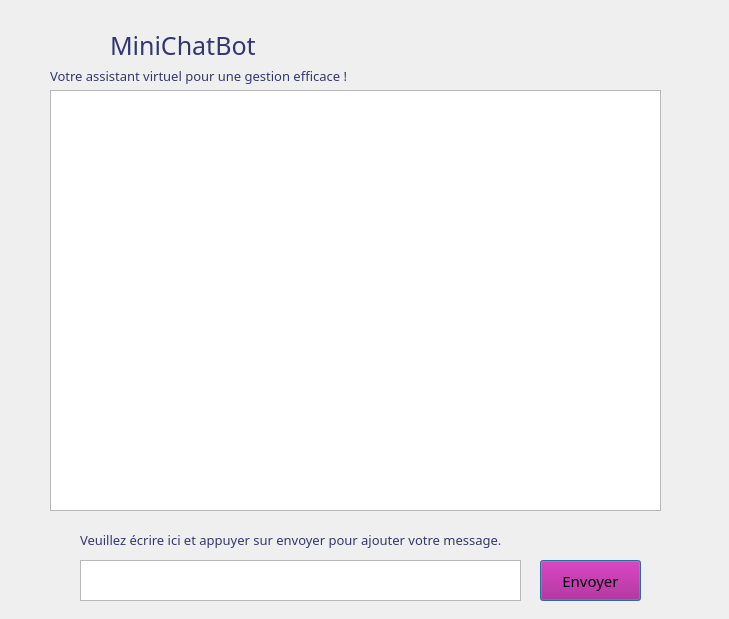
Esprit-UP-Algo/projetcpp-2a25-s1-smart-driving-school, file chat.ui: the form before one commit.
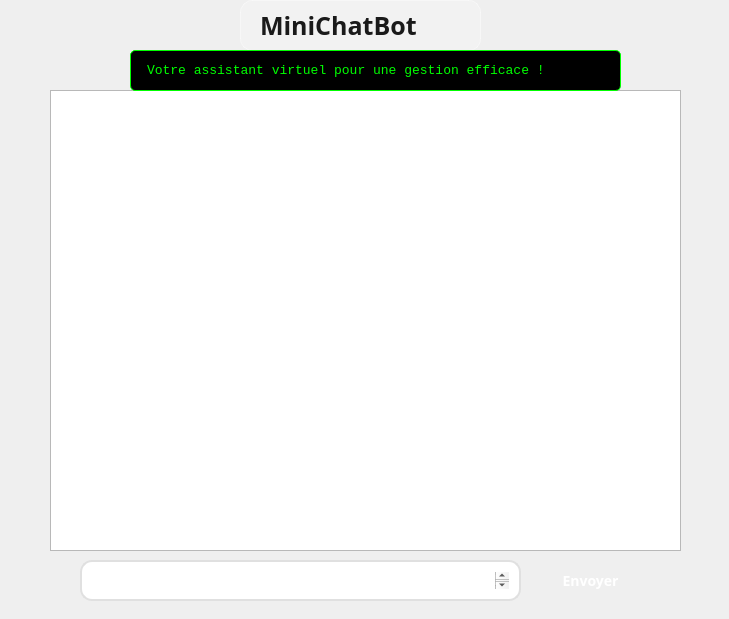
The form after the commit. Icons and pictures are not drawn.

Diff of the .ui file:
```diff
--- a/chat.ui
+++ b/chat.ui
@@ -38,9 +38,19 @@
      </rect>
     </property>
     <property name="styleSheet">
-     <string notr="true">QTextEdit{
-	font: 9pt  &quot;neue haas grotesk text pro extr&quot;;
-}</string>
+     <string notr="true">QTextEdit {
+    background: #ffffff;
+    border: 2px solid #e0e0e0;
+    border-radius: 12px;
+    padding: 10px;
+    font-size: 14px;
+    color: #333;
+}
+
+QTextEdit:focus {
+    border: 2px solid #4f7cff;
+}
+</string>
     </property>
    </widget>
    <widget class="QPushButton" name="SendButton">
@@ -55,16 +65,34 @@
     <property name="font">
      <font>
       <family>neue haas grotesk text pro extr</family>
-      <pointsize>11</pointsize>
+      <pointsize>-1</pointsize>
       <italic>false</italic>
-      <bold>false</bold>
+      <bold>true</bold>
      </font>
     </property>
     <property name="styleSheet">
-     <string notr="true">QPushButton{
-	font: 11pt &quot;neue haas grotesk text pro extr&quot;;
-  background-color: rgb(170, 0, 127);
-}</string>
+     <string notr="true">QPushButton {
+    background: qlineargradient(
+        x1:0, y1:0, x2:1, y2:1,
+        stop:0 #ff4d4d,
+        stop:1 #9b4dff
+    );
+    border: none;
+    border-radius: 14px;
+    padding: 10px 16px;
+    color: white;
+    font-weight: bold;
+    font-size: 14px;
+}
+
+QPushButton:hover {
+    opacity: 0.9;
+}
+
+QPushButton:pressed {
+    background-color: #5522aa;
+}
+</string>
     </property>
     <property name="text">
      <string>Envoyer</string>
@@ -75,8 +103,8 @@
      <rect>
       <x>50</x>
       <y>90</y>
-      <width>611</width>
-      <height>421</height>
+      <width>631</width>
+      <height>461</height>
      </rect>
     </property>
     <property name="styleSheet">
@@ -93,24 +121,28 @@
    <widget class="QLabel" name="label">
     <property name="geometry">
      <rect>
-      <x>110</x>
-      <y>30</y>
-      <width>311</width>
-      <height>31</height>
+      <x>240</x>
+      <y>0</y>
+      <width>241</width>
+      <height>51</height>
      </rect>
     </property>
     <property name="font">
      <font>
       <family>Neue Haas Grotesk Text Pro Extr</family>
       <pointsize>19</pointsize>
+      <bold>true</bold>
      </font>
     </property>
     <property name="styleSheet">
-     <string notr="true">border : none ;
-background-color: none;
-color : #333770 ;
-background-image : url();
-    
+     <string notr="true">QLabel {
+    background: rgba(255, 255, 255, 0.2);
+    border-radius: 12px;
+    padding: 8px 12px;
+    color: #1a1a1a;
+    font-weight: bold;
+    border: 1px solid rgba(255, 255, 255, 0.4);
+}
 </string>
     </property>
     <property name="text">
@@ -139,55 +171,30 @@
      <string/>
     </property>
    </widget>
-   <widget class="QLabel" name="label_3">
-    <property name="geometry">
-     <rect>
-      <x>80</x>
-      <y>530</y>
-      <width>551</width>
-      <height>20</height>
-     </rect>
-    </property>
-    <property name="font">
-     <font>
-      <family>Neue Haas Grotesk Text Pro Extr</family>
-      <pointsize>10</pointsize>
-     </font>
-    </property>
-    <property name="styleSheet">
-     <string notr="true">border : none ;
-background-color: none;
-color : #333770 ;
-background-image : url();
-    
-
-</string>
-    </property>
-    <property name="text">
-     <string>Veuillez écrire ici et appuyer sur envoyer pour ajouter votre message.</string>
-    </property>
-   </widget>
    <widget class="QLabel" name="label_4">
     <property name="geometry">
      <rect>
-      <x>50</x>
-      <y>60</y>
-      <width>371</width>
-      <height>31</height>
+      <x>130</x>
+      <y>50</y>
+      <width>491</width>
+      <height>41</height>
      </rect>
     </property>
     <property name="font">
      <font>
-      <family>Neue Haas Grotesk Text Pro Extr</family>
+      <family>Consolas</family>
       <pointsize>10</pointsize>
      </font>
     </property>
     <property name="styleSheet">
-     <string notr="true">border : none ;
-background-color: none;
-color : #333770 ;
-background-image : url();
-    
+     <string notr="true">QLabel {
+    background-color: #000000;
+    color: #00ff00;
+    padding: 8px 12px;
+    border: 1px solid #00ff00;
+    border-radius: 5px;
+    font-family: Consolas, monospace;
+}
 </string>
     </property>
     <property name="text">
```
